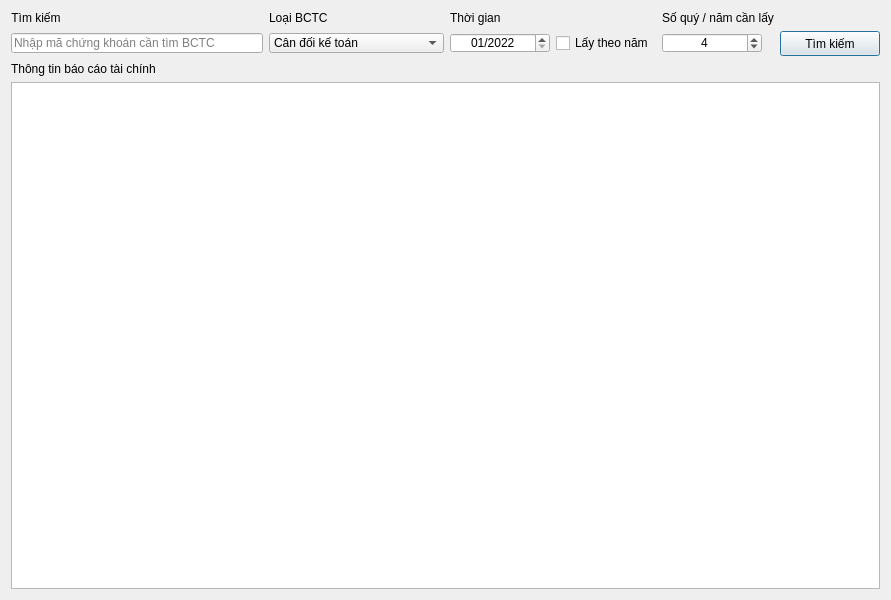
Qt form GUI/GUI.ui (minhtringuyennn/GetBCTC) before a commit.
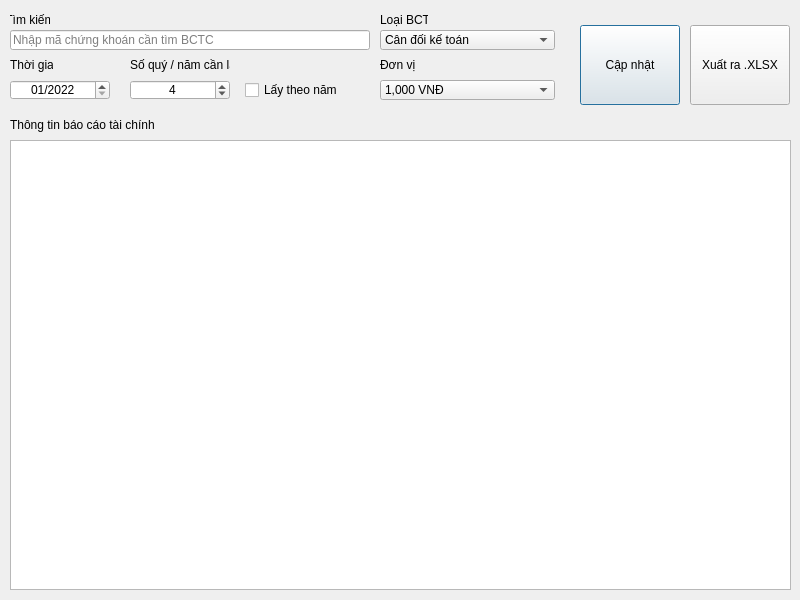
The same form after that commit.

Commit message: UI update. Add export button and price format.

Patch:
```diff
--- a/GUI/GUI.ui
+++ b/GUI/GUI.ui
@@ -6,10 +6,22 @@
    <rect>
     <x>0</x>
     <y>0</y>
-    <width>891</width>
+    <width>800</width>
     <height>600</height>
    </rect>
   </property>
+  <property name="minimumSize">
+   <size>
+    <width>800</width>
+    <height>600</height>
+   </size>
+  </property>
+  <property name="maximumSize">
+   <size>
+    <width>800</width>
+    <height>600</height>
+   </size>
+  </property>
   <property name="contextMenuPolicy">
    <enum>Qt::DefaultContextMenu</enum>
   </property>
@@ -19,44 +31,25 @@
   <property name="whatsThis">
    <string notr="true"/>
   </property>
-  <layout class="QGridLayout" name="gridLayout">
-   <item row="0" column="9">
-    <widget class="QLabel" name="yearQuarterLabel">
-     <property name="text">
-      <string>Số quý / năm cần lấy</string>
-     </property>
-    </widget>
-   </item>
-   <item row="1" column="9">
-    <widget class="QSpinBox" name="yearQuarterField">
-     <property name="minimumSize">
-      <size>
-       <width>100</width>
+  <widget class="QTableView" name="financeStatementTable">
+   <property name="geometry">
+    <rect>
+     <x>10</x>
+     <y>140</y>
+     <width>781</width>
+     <height>450</height>
+    </rect>
+   </property>
+  </widget>
+  <widget class="QLabel" name="searchSymbolLabel">
+   <property name="geometry">
+    <rect>
+     <x>10</x>
+     <y>10</y>
+     <width>40</width>
        <height>20</height>
-      </size>
-     </property>
-     <property name="maximumSize">
-      <size>
-       <width>100</width>
-       <height>20</height>
-      </size>
-     </property>
-     <property name="alignment">
-      <set>Qt::AlignCenter</set>
-     </property>
-     <property name="minimum">
-      <number>1</number>
-     </property>
-     <property name="maximum">
-      <number>15</number>
-     </property>
-     <property name="value">
-      <number>4</number>
-     </property>
-    </widget>
-   </item>
-   <item row="0" column="4">
-    <widget class="QLabel" name="searchLabel">
+    </rect>
+   </property>
      <property name="sizePolicy">
       <sizepolicy hsizetype="Fixed" vsizetype="Fixed">
        <horstretch>0</horstretch>
@@ -70,102 +63,15 @@
       <set>Qt::AlignCenter</set>
      </property>
     </widget>
-   </item>
-   <item row="1" column="10">
-    <widget class="QPushButton" name="searchButton">
-     <property name="sizePolicy">
-      <sizepolicy hsizetype="Preferred" vsizetype="Preferred">
-       <horstretch>0</horstretch>
-       <verstretch>0</verstretch>
-      </sizepolicy>
-     </property>
-     <property name="minimumSize">
-      <size>
-       <width>100</width>
-       <height>25</height>
-      </size>
-     </property>
-     <property name="maximumSize">
-      <size>
-       <width>100</width>
-       <height>25</height>
-      </size>
-     </property>
-     <property name="mouseTracking">
-      <bool>false</bool>
-     </property>
-     <property name="tabletTracking">
-      <bool>false</bool>
-     </property>
-     <property name="focusPolicy">
-      <enum>Qt::NoFocus</enum>
-     </property>
-     <property name="text">
-      <string>Tìm kiếm</string>
-     </property>
-     <property name="checkable">
-      <bool>false</bool>
-     </property>
-     <property name="autoDefault">
-      <bool>false</bool>
-     </property>
-     <property name="default">
-      <bool>true</bool>
-     </property>
-    </widget>
-   </item>
-   <item row="0" column="7">
-    <widget class="QLabel" name="getTimeLabel">
-     <property name="text">
-      <string>Thời gian</string>
-     </property>
-    </widget>
-   </item>
-   <item row="0" column="6">
-    <widget class="QLabel" name="typeFinanceLabel">
-     <property name="text">
-      <string>Loại BCTC</string>
-     </property>
-    </widget>
-   </item>
-   <item row="1" column="6">
-    <widget class="QComboBox" name="typeFinanceField">
-     <property name="minimumSize">
-      <size>
-       <width>175</width>
+  <widget class="QLineEdit" name="searchSymbolField">
+   <property name="geometry">
+    <rect>
+     <x>10</x>
+     <y>30</y>
+     <width>360</width>
        <height>20</height>
-      </size>
-     </property>
-     <property name="maximumSize">
-      <size>
-       <width>175</width>
-       <height>20</height>
-      </size>
-     </property>
-     <item>
-      <property name="text">
-       <string>Cân đối kế toán</string>
-      </property>
-     </item>
-     <item>
-      <property name="text">
-       <string>Kết quả kinh doanh</string>
-      </property>
-     </item>
-     <item>
-      <property name="text">
-       <string>Lưu chuyển tiền tệ (trực tiếp)</string>
-      </property>
-     </item>
-     <item>
-      <property name="text">
-       <string>Lưu chuyển tiền tệ (gián tiếp)</string>
-      </property>
-     </item>
-    </widget>
-   </item>
-   <item row="1" column="4" colspan="2">
-    <widget class="QLineEdit" name="searchField">
+    </rect>
+   </property>
      <property name="sizePolicy">
       <sizepolicy hsizetype="Expanding" vsizetype="Preferred">
        <horstretch>0</horstretch>
@@ -174,7 +80,7 @@
      </property>
      <property name="minimumSize">
       <size>
-       <width>225</width>
+     <width>150</width>
        <height>20</height>
       </size>
      </property>
@@ -200,9 +106,70 @@
       <string>Nhập mã chứng khoán cần tìm BCTC</string>
      </property>
     </widget>
+  <widget class="QLabel" name="typeFinanceLabel">
+   <property name="geometry">
+    <rect>
+     <x>380</x>
+     <y>10</y>
+     <width>48</width>
+     <height>20</height>
+    </rect>
+   </property>
+   <property name="text">
+    <string>Loại BCTC</string>
+   </property>
+  </widget>
+  <widget class="QComboBox" name="typeFinanceField">
+   <property name="geometry">
+    <rect>
+     <x>380</x>
+     <y>30</y>
+     <width>175</width>
+     <height>20</height>
+    </rect>
+   </property>
+   <property name="minimumSize">
+    <size>
+     <width>175</width>
+     <height>20</height>
+    </size>
+   </property>
+   <property name="maximumSize">
+    <size>
+     <width>16777215</width>
+     <height>20</height>
+    </size>
+   </property>
+   <item>
+    <property name="text">
+     <string>Cân đối kế toán</string>
+    </property>
    </item>
-   <item row="1" column="7">
+   <item>
+    <property name="text">
+     <string>Kết quả kinh doanh</string>
+    </property>
+   </item>
+   <item>
+    <property name="text">
+     <string>Lưu chuyển tiền tệ (trực tiếp)</string>
+    </property>
+   </item>
+   <item>
+    <property name="text">
+     <string>Lưu chuyển tiền tệ (gián tiếp)</string>
+    </property>
+   </item>
+  </widget>
     <widget class="QDateEdit" name="getDateButton">
+   <property name="geometry">
+    <rect>
+     <x>10</x>
+     <y>80</y>
+     <width>100</width>
+     <height>20</height>
+    </rect>
+   </property>
      <property name="minimumSize">
       <size>
        <width>100</width>
@@ -233,7 +200,7 @@
        <hour>23</hour>
        <minute>59</minute>
        <second>59</second>
-       <year>2022</year>
+     <year>2030</year>
        <month>12</month>
        <day>31</day>
       </datetime>
@@ -250,7 +217,7 @@
      </property>
      <property name="maximumDate">
       <date>
-       <year>2022</year>
+     <year>2030</year>
        <month>12</month>
        <day>31</day>
       </date>
@@ -275,12 +242,103 @@
       </date>
      </property>
     </widget>
-   </item>
-   <item row="3" column="4">
-    <widget class="QLabel" name="financeLabel">
+  <widget class="QLabel" name="getDateLabel">
+   <property name="geometry">
+    <rect>
+     <x>10</x>
+     <y>55</y>
+     <width>43</width>
+     <height>20</height>
+    </rect>
+   </property>
+   <property name="text">
+    <string>Thời gian</string>
+   </property>
+  </widget>
+  <widget class="QSpinBox" name="numberOfYearQuarterrField">
+   <property name="geometry">
+    <rect>
+     <x>130</x>
+     <y>80</y>
+     <width>100</width>
+     <height>20</height>
+    </rect>
+   </property>
+   <property name="minimumSize">
+    <size>
+     <width>100</width>
+     <height>20</height>
+    </size>
+   </property>
+   <property name="maximumSize">
+    <size>
+     <width>100</width>
+     <height>20</height>
+    </size>
+   </property>
+   <property name="alignment">
+    <set>Qt::AlignCenter</set>
+   </property>
+   <property name="minimum">
+    <number>1</number>
+   </property>
+   <property name="maximum">
+    <number>15</number>
+   </property>
+   <property name="value">
+    <number>4</number>
+   </property>
+  </widget>
+  <widget class="QLabel" name="numberOfYearQuarterLabel">
+   <property name="geometry">
+    <rect>
+     <x>130</x>
+     <y>55</y>
+     <width>100</width>
+     <height>20</height>
+    </rect>
+   </property>
+   <property name="text">
+    <string>Số quý / năm cần lấy</string>
+   </property>
+  </widget>
+  <widget class="QCheckBox" name="isYearCheckBox">
+   <property name="geometry">
+    <rect>
+     <x>245</x>
+     <y>80</y>
+     <width>100</width>
+     <height>20</height>
+    </rect>
+   </property>
+   <property name="minimumSize">
+    <size>
+     <width>100</width>
+     <height>20</height>
+    </size>
+   </property>
+   <property name="maximumSize">
+    <size>
+     <width>100</width>
+     <height>20</height>
+    </size>
+   </property>
+   <property name="text">
+    <string>Lấy theo năm</string>
+   </property>
+  </widget>
+  <widget class="QLabel" name="financeStatementLabel">
      <property name="enabled">
       <bool>true</bool>
      </property>
+   <property name="geometry">
+    <rect>
+     <x>10</x>
+     <y>115</y>
+     <width>781</width>
+     <height>20</height>
+    </rect>
+   </property>
      <property name="sizePolicy">
       <sizepolicy hsizetype="Preferred" vsizetype="Preferred">
        <horstretch>0</horstretch>
@@ -321,30 +379,152 @@
       <bool>false</bool>
      </property>
     </widget>
-   </item>
-   <item row="1" column="8">
-    <widget class="QCheckBox" name="yearCheckBox">
+  <widget class="QPushButton" name="updateButton">
+   <property name="geometry">
+    <rect>
+     <x>580</x>
+     <y>25</y>
+     <width>100</width>
+     <height>80</height>
+    </rect>
+   </property>
+   <property name="sizePolicy">
+    <sizepolicy hsizetype="Preferred" vsizetype="Preferred">
+     <horstretch>0</horstretch>
+     <verstretch>0</verstretch>
+    </sizepolicy>
+   </property>
      <property name="minimumSize">
       <size>
        <width>100</width>
-       <height>20</height>
+     <height>80</height>
       </size>
      </property>
      <property name="maximumSize">
       <size>
        <width>100</width>
-       <height>20</height>
-      </size>
-     </property>
+     <height>25</height>
+    </size>
+   </property>
+   <property name="mouseTracking">
+    <bool>false</bool>
+   </property>
+   <property name="tabletTracking">
+    <bool>false</bool>
+   </property>
+   <property name="focusPolicy">
+    <enum>Qt::NoFocus</enum>
+   </property>
      <property name="text">
-      <string>Lấy theo năm</string>
-     </property>
-    </widget>
+    <string>Cập nhật</string>
+   </property>
+   <property name="checkable">
+    <bool>false</bool>
+   </property>
+   <property name="autoDefault">
+    <bool>false</bool>
+   </property>
+   <property name="default">
+    <bool>true</bool>
+   </property>
+  </widget>
+  <widget class="QComboBox" name="typeCurrencyField">
+   <property name="geometry">
+    <rect>
+     <x>380</x>
+     <y>80</y>
+     <width>175</width>
+     <height>20</height>
+    </rect>
+   </property>
+   <item>
+    <property name="text">
+     <string>1,000 VNĐ</string>
+    </property>
    </item>
-   <item row="4" column="4" colspan="7">
-    <widget class="QTableView" name="dataTable"/>
+   <item>
+    <property name="text">
+     <string>1,000</string>
+    </property>
    </item>
-  </layout>
+   <item>
+    <property name="text">
+     <string>1,000,000 VNĐ</string>
+    </property>
+   </item>
+   <item>
+    <property name="text">
+     <string>1,000,000</string>
+    </property>
+   </item>
+   <item>
+    <property name="text">
+     <string>Không định dạng</string>
+    </property>
+   </item>
+  </widget>
+  <widget class="QLabel" name="typeCurrencyLabel">
+   <property name="geometry">
+    <rect>
+     <x>380</x>
+     <y>55</y>
+     <width>47</width>
+     <height>20</height>
+    </rect>
+   </property>
+   <property name="text">
+    <string>Đơn vị</string>
+   </property>
+  </widget>
+  <widget class="QPushButton" name="exportButton">
+   <property name="geometry">
+    <rect>
+     <x>690</x>
+     <y>25</y>
+     <width>100</width>
+     <height>80</height>
+    </rect>
+   </property>
+   <property name="sizePolicy">
+    <sizepolicy hsizetype="Preferred" vsizetype="Preferred">
+     <horstretch>0</horstretch>
+     <verstretch>0</verstretch>
+    </sizepolicy>
+   </property>
+   <property name="minimumSize">
+    <size>
+     <width>100</width>
+     <height>80</height>
+    </size>
+   </property>
+   <property name="maximumSize">
+    <size>
+     <width>100</width>
+     <height>25</height>
+    </size>
+   </property>
+   <property name="mouseTracking">
+    <bool>false</bool>
+   </property>
+   <property name="tabletTracking">
+    <bool>false</bool>
+   </property>
+   <property name="focusPolicy">
+    <enum>Qt::NoFocus</enum>
+   </property>
+   <property name="text">
+    <string>Xuất ra .XLSX</string>
+   </property>
+   <property name="checkable">
+    <bool>false</bool>
+   </property>
+   <property name="autoDefault">
+    <bool>false</bool>
+   </property>
+   <property name="default">
+    <bool>false</bool>
+   </property>
+  </widget>
  </widget>
  <resources/>
  <connections>
```
Left out of the diff: 4 changed lines with no effect on the pictures. Lines whose indentation alone changed are shown as unchanged. The commit also changes 6 other files.
